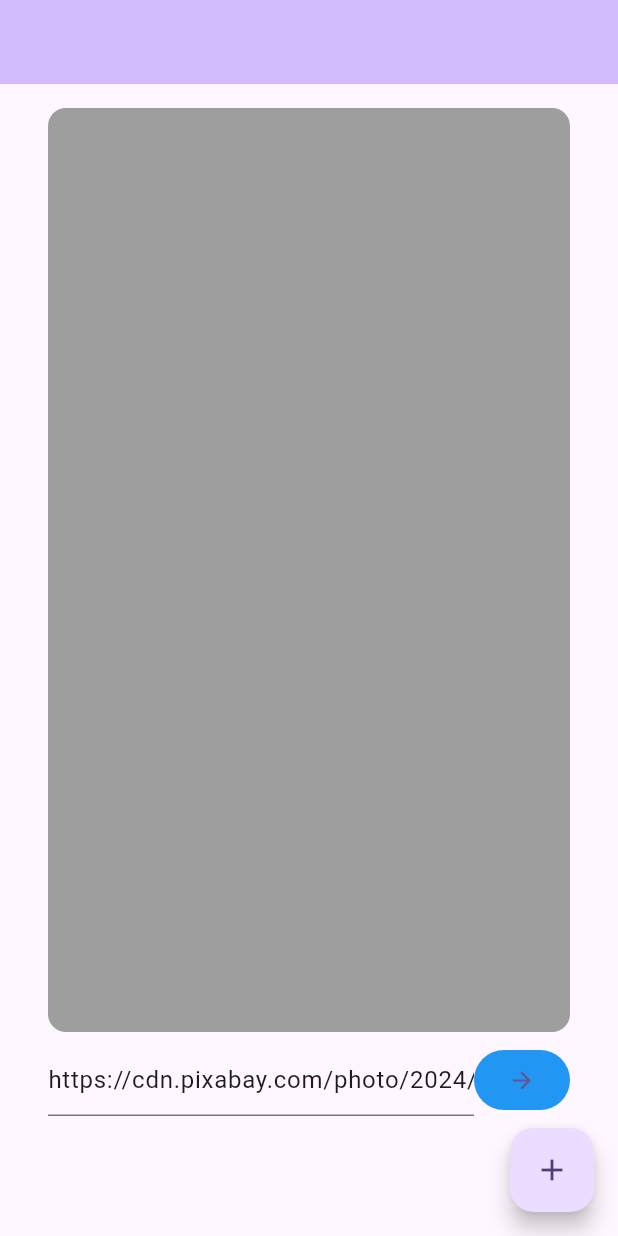
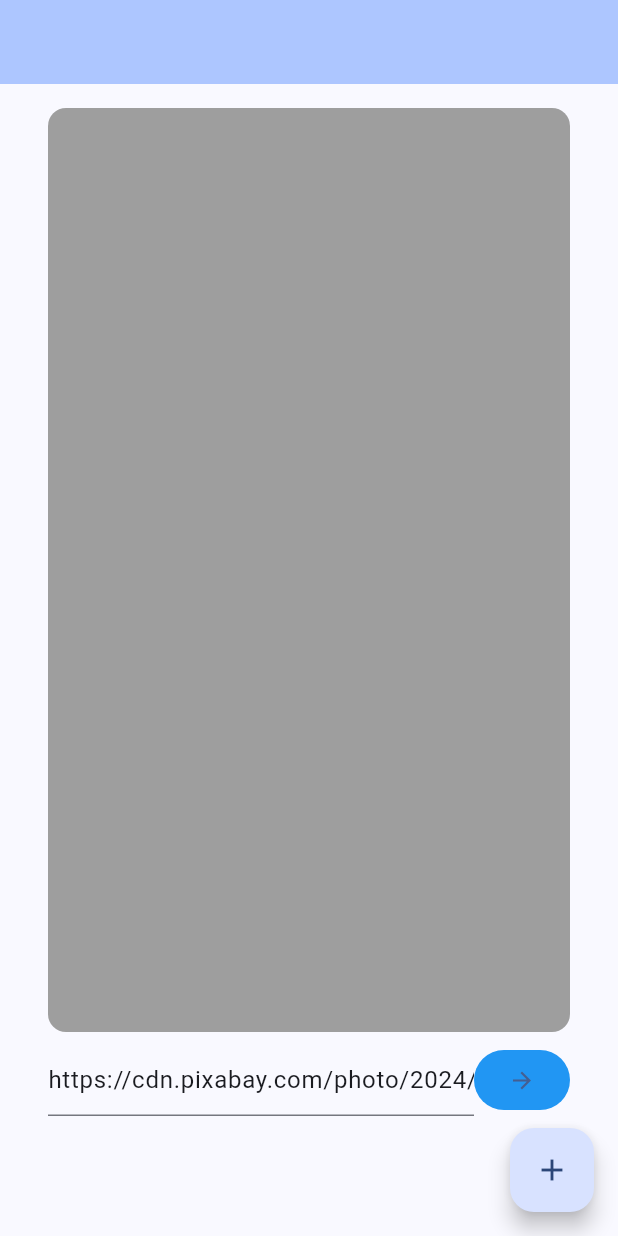
Before and after one commit to matvej83/itc_test_task, a Flutter app: the screen it shows after launch, on a phone screen of 412 x 824 dp. Run offline on Flutter 3.47's test engine with Material 3 defaults, Android fonts, the phone set to English and light mode, and no system bars; our stand-ins replace flutter_screenutil, web; missing offline and left inert: dart:html.

Commit message:
color changed

```diff
--- a/lib/main.dart
+++ b/lib/main.dart
@@ -21,7 +21,7 @@ class MyApp extends StatelessWidget {
           return MaterialApp(
             title: 'ITS test task',
             theme: ThemeData(
-              colorScheme: ColorScheme.fromSeed(seedColor: Colors.deepPurple),
+              colorScheme: ColorScheme.fromSeed(seedColor: Colors.blueAccent),
               useMaterial3: true,
             ),
             home: const MyHomePage(),
```
